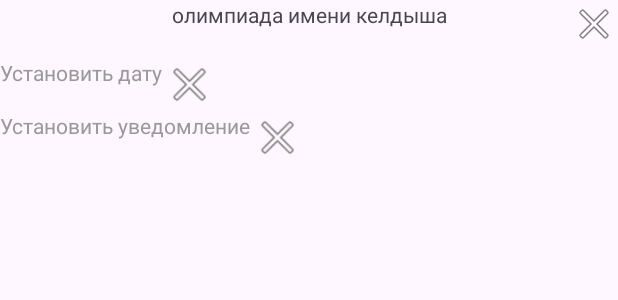
After one commit to azzazichka/Olimpi, an Android app: the layout fragment_achievement_info.xml on its own in the app's theme, with its tools: preview values and no code run, on a phone screen of 412 x 824 dp. The commit adds this screen. Shown: the top 300 px of the screen. Run offline under Robolectric (Android 15) with nearby library versions, the phone set to English and light mode, and no system bars; network calls fail.

Commit message:
changed layout manager of recycler views

```diff
--- a/androidApp/app/src/main/java/com/example/androidApp/view/contest_search/ContestSearchFragment.java
+++ b/androidApp/app/src/main/java/com/example/androidApp/view/contest_search/ContestSearchFragment.java
@@ -7,7 +7,9 @@ import androidx.annotation.NonNull;
 import androidx.annotation.Nullable;
 import androidx.fragment.app.Fragment;
 import androidx.lifecycle.LiveData;
+import androidx.recyclerview.widget.GridLayoutManager;
 import androidx.recyclerview.widget.RecyclerView;
+import androidx.recyclerview.widget.StaggeredGridLayoutManager;
 import androidx.swiperefreshlayout.widget.SwipeRefreshLayout;
 
 import com.example.androidApp.MainActivity;
@@ -46,6 +48,8 @@ public class ContestSearchFragment extends Fragment implements RecyclerViewInter
 
         adapter = new ContestAdapter(view.getContext(), this);
         recyclerView.setAdapter(adapter);
+        recyclerView.setLayoutManager(new StaggeredGridLayoutManager(2, StaggeredGridLayoutManager.VERTICAL));
+
         ContestRequests.getInstance().clearContestData();
         contestsData = ContestRequests.getInstance().getContestsData();
         contestsData.observe(getViewLifecycleOwner(), adapter::updateList);
--- a/androidApp/app/src/main/java/com/example/androidApp/view/profile/achievements/AchievementsFragment.java
+++ b/androidApp/app/src/main/java/com/example/androidApp/view/profile/achievements/AchievementsFragment.java
@@ -9,6 +9,7 @@ import androidx.annotation.Nullable;
 import androidx.fragment.app.Fragment;
 import androidx.lifecycle.LiveData;
 import androidx.recyclerview.widget.RecyclerView;
+import androidx.recyclerview.widget.StaggeredGridLayoutManager;
 import androidx.swiperefreshlayout.widget.SwipeRefreshLayout;
 
 import com.example.androidApp.MainActivity;
@@ -45,6 +46,8 @@ public class AchievementsFragment extends Fragment implements RecyclerViewInterf
         RecyclerView recyclerView = view.findViewById(R.id.achievements_list);
 
         adapter = new ContestAdapter(view.getContext(), this);
+        recyclerView.setLayoutManager(new StaggeredGridLayoutManager(2, StaggeredGridLayoutManager.VERTICAL));
+
         recyclerView.setAdapter(adapter);
         adapter.updateList(new ArrayList<>());
 
@@ -62,7 +65,6 @@ public class AchievementsFragment extends Fragment implements RecyclerViewInterf
                         })
         );
 
-
     }
 
     @Override
--- /dev/null
+++ b/androidApp/app/src/main/res/layout/fragment_achievement_info.xml
@@ -0,0 +1,89 @@
+<?xml version="1.0" encoding="utf-8"?>
+<androidx.constraintlayout.widget.ConstraintLayout xmlns:android="http://schemas.android.com/apk/res/android"
+    android:layout_width="match_parent"
+    android:layout_height="match_parent"
+    xmlns:app="http://schemas.android.com/apk/res-auto"
+    xmlns:tools="http://schemas.android.com/tools">
+
+    <TextView
+        android:layout_width="wrap_content"
+        android:layout_height="wrap_content"
+        android:id="@+id/contest_title"
+
+        tools:text="олимпиада имени келдыша"
+        app:layout_constraintTop_toTopOf="parent"
+        app:layout_constraintLeft_toLeftOf="parent"
+        app:layout_constraintRight_toRightOf="parent"/>
+
+    <TextView
+        android:layout_width="wrap_content"
+        android:layout_height="wrap_content"
+        android:id="@+id/contest_info"
+        app:layout_constraintLeft_toLeftOf="parent"
+        app:layout_constraintTop_toBottomOf="@id/contest_title"/>
+
+    <ImageButton
+        android:id="@+id/btn_back"
+        android:layout_width="wrap_content"
+        android:layout_height="wrap_content"
+        android:background="@android:drawable/ic_menu_close_clear_cancel"
+        app:layout_constraintTop_toTopOf="parent"
+        app:layout_constraintRight_toRightOf="parent" />
+
+    <LinearLayout
+        android:layout_width="match_parent"
+        android:layout_height="0dp"
+        android:orientation="vertical"
+        app:layout_constraintTop_toBottomOf="@id/contest_info"
+        app:layout_constraintBottom_toBottomOf="parent
+">
+
+        <LinearLayout
+            android:layout_width="match_parent"
+            android:layout_height="wrap_content"
+            android:orientation="horizontal">
+            <TextView
+                android:id="@+id/date_picker"
+                android:layout_width="wrap_content"
+                android:layout_height="wrap_content"
+                android:text="Установить дату"
+                android:textColor="#999999" />
+            <ImageButton
+                android:id="@+id/btn_clear_date"
+                android:layout_width="35dp"
+                android:layout_height="35dp"
+                android:background="@android:drawable/ic_menu_close_clear_cancel"
+                android:visibility="gone"
+                tools:visibility="visible"
+                />
+        </LinearLayout>
+
+        <LinearLayout
+            android:layout_width="match_parent"
+            android:layout_height="wrap_content"
+            android:orientation="horizontal">
+            <TextView
+                android:id="@+id/notification_picker"
+                android:layout_width="wrap_content"
+                android:layout_height="wrap_content"
+                android:text="Установить уведомление"
+                android:textColor="#999999" />
+            <ImageButton
+                android:id="@+id/btn_clear_notification"
+                android:layout_width="35dp"
+                android:layout_height="35dp"
+                android:background="@android:drawable/ic_menu_close_clear_cancel"
+                android:visibility="gone"
+                tools:visibility="visible"
+                />
+        </LinearLayout>
+        <androidx.recyclerview.widget.RecyclerView
+            android:id="@+id/attachments_list"
+            android:layout_width="match_parent"
+            android:layout_height="match_parent"
+
+            app:layoutManager="androidx.recyclerview.widget.GridLayoutManager"
+      />
+    </LinearLayout>
+
+</androidx.constraintlayout.widget.ConstraintLayout>
--- a/androidApp/app/src/main/res/layout/fragment_achievements.xml
+++ b/androidApp/app/src/main/res/layout/fragment_achievements.xml
@@ -9,7 +9,7 @@
         android:layout_width="0dp"
         android:layout_height="0dp"
 
-        app:layoutManager="androidx.recyclerview.widget.LinearLayoutManager"
+        app:layoutManager="androidx.recyclerview.widget.GridLayoutManager"
         app:layout_constraintLeft_toLeftOf="parent"
         app:layout_constraintRight_toRightOf="parent"
         app:layout_constraintTop_toTopOf="parent"
--- a/androidApp/app/src/main/res/layout/fragment_contest_search.xml
+++ b/androidApp/app/src/main/res/layout/fragment_contest_search.xml
@@ -14,7 +14,7 @@
             android:layout_width="0dp"
             android:layout_height="0dp"
 
-            app:layoutManager="androidx.recyclerview.widget.LinearLayoutManager"
+            app:layoutManager="androidx.recyclerview.widget.StaggeredGridLayoutManager"
             app:layout_constraintLeft_toLeftOf="parent"
             app:layout_constraintRight_toRightOf="parent"
             app:layout_constraintTop_toTopOf="parent"
```
Also changed, not shown: androidApp/app/src/main/java/com/example/androidApp/view/contest_search/contest_list/ContestAddDialogFragment.java (+7 -15 lines), androidApp/app/src/main/res/layout/contest_list_item.xml (+11 -9 lines), androidApp/app/src/main/res/layout/fragment_dialog_contest_add.xml (+12 -31 lines).
